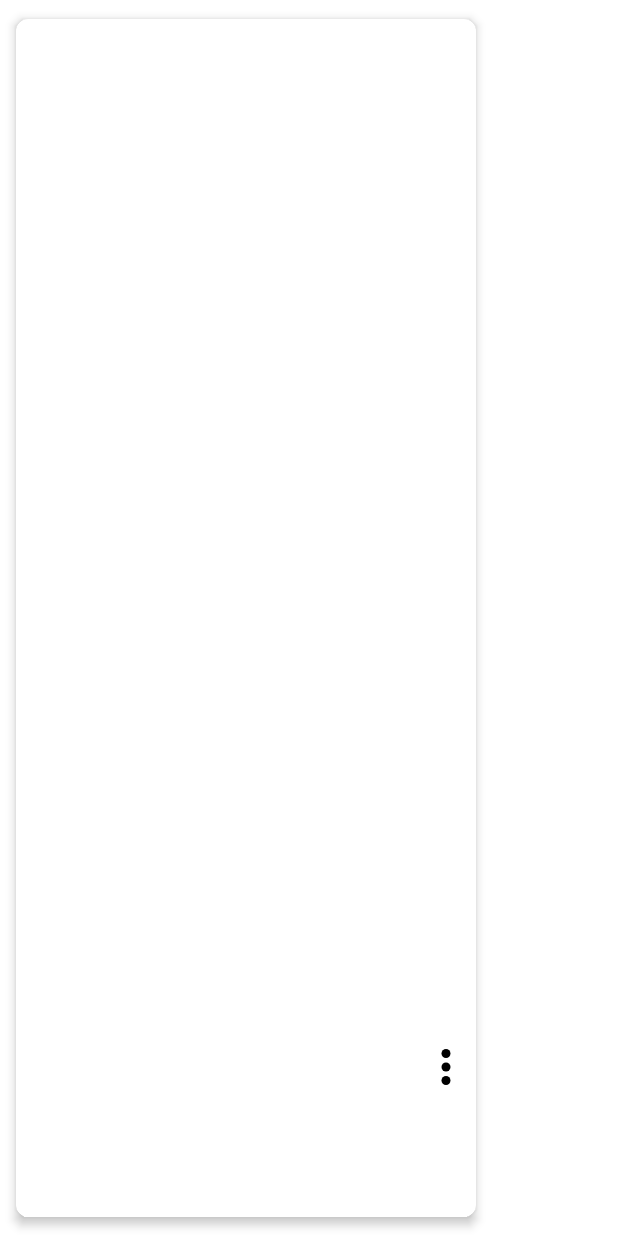
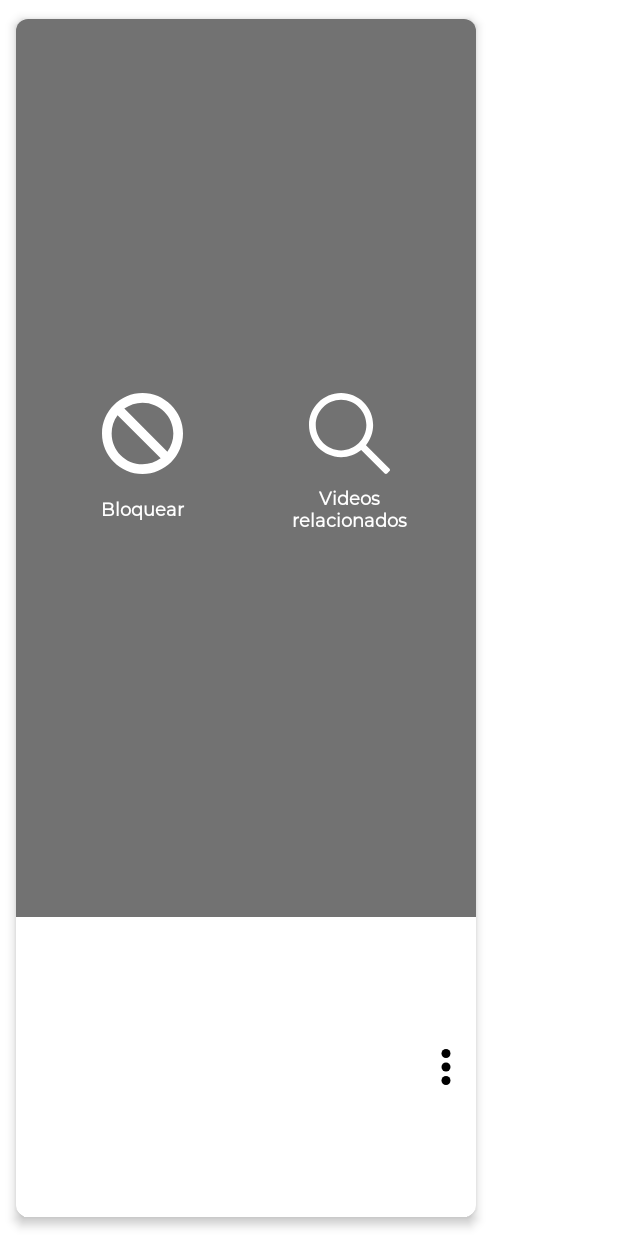
Before and after one commit to jassielcastro/Kidsbe, an Android app: the layout item_video.xml on its own in the app's theme, with its tools: preview values and no code run, on a phone screen of 412 x 824 dp. Run offline under Robolectric (Android 15) with nearby library versions, the phone set to English and light mode, and no system bars.

Commit message:
Video options added

```diff
--- /dev/null
+++ b/app/src/main/java/com/ajcm/kidstube/common/VideoAction.kt
@@ -0,0 +1,9 @@
+package com.ajcm.kidstube.common
+
+import com.ajcm.domain.Video
+
+sealed class VideoAction(video: Video) {
+    data class Play(val video: Video) : VideoAction(video)
+    data class Block(val video: Video) : VideoAction(video)
+    data class RelatedTo(val video: Video) : VideoAction(video)
+}
--- a/app/src/main/java/com/ajcm/kidstube/ui/adapters/VideoAdapter.kt
+++ b/app/src/main/java/com/ajcm/kidstube/ui/adapters/VideoAdapter.kt
@@ -1,15 +1,16 @@
 package com.ajcm.kidstube.ui.adapters
 
 import android.view.ViewGroup
+import androidx.core.view.isVisible
 import androidx.recyclerview.widget.RecyclerView
 import com.ajcm.domain.Video
 import com.ajcm.kidstube.R
-import com.payclip.design.extensions.basicDiffUtil
-import com.payclip.design.extensions.inflate
-import com.payclip.design.extensions.loadUrl
+import com.ajcm.kidstube.common.VideoAction
+import com.payclip.design.extensions.*
 import kotlinx.android.synthetic.main.item_video.view.*
+import kotlinx.android.synthetic.main.item_video_options.view.*
 
-class VideoAdapter(private val listener: (Video) -> Unit) : RecyclerView.Adapter<ViewHolder>() {
+class VideoAdapter(private val listener: (VideoAction) -> Unit) : RecyclerView.Adapter<ViewHolder>() {
 
     var videos: List<Video> by basicDiffUtil(
         emptyList(),
@@ -26,13 +27,28 @@ class VideoAdapter(private val listener: (Video) -> Unit) : RecyclerView.Adapter
     override fun onBindViewHolder(holder: ViewHolder, position: Int) {
         val video = videos[position]
         bind(video, holder)
-        holder.itemView.setOnClickListener { listener(video) }
+        holder.itemView.setOnClickListener { listener(VideoAction.Play(video)) }
     }
 
     private fun bind(video: Video, holder: ViewHolder) {
         holder.itemView.imgVideo.loadUrl(video.thumbnail)
         holder.itemView.txtTitle.text = video.title
-        holder.itemView.imgOption.setOnClickListener {  }
+        holder.itemView.imgOption.setOnClickListener {
+            if (holder.itemView.videoOptions.isVisible) {
+                holder.itemView.videoOptions.hide()
+            } else {
+                holder.itemView.videoOptions.show()
+            }
+        }
+
+        holder.itemView.videoOptions.hide()
+
+        holder.itemView.videoOptions.btnVideoBlock.setOnClickListener {
+            listener(VideoAction.Block(video))
+        }
+        holder.itemView.videoOptions.btnVideoRelated.setOnClickListener {
+            listener(VideoAction.RelatedTo(video))
+        }
     }
 
 }
--- a/app/src/main/java/com/ajcm/kidstube/ui/dashboard/DashboardArch.kt
+++ b/app/src/main/java/com/ajcm/kidstube/ui/dashboard/DashboardArch.kt
@@ -6,6 +6,7 @@ import com.ajcm.domain.Video
 import com.ajcm.kidstube.R
 import com.ajcm.kidstube.arch.ActionState
 import com.ajcm.kidstube.arch.UiState
+import com.ajcm.kidstube.common.VideoAction
 
 enum class DashNav(@IdRes val id: Int) {
     PROFILE(R.id.action_dashboardFragment_to_profileFragment),
@@ -30,6 +31,6 @@ sealed class ActionDashboard : ActionState {
     object Refresh : ActionDashboard()
     data class ParseException(val exception: Exception?) : ActionDashboard()
     data class LoadError(val msg: String) : ActionDashboard()
-    data class VideoSelected(val video: Video) : ActionDashboard()
+    data class VideoSelected(val videoAction: VideoAction) : ActionDashboard()
     data class ChangeRoot(val root: DashNav) : ActionDashboard()
 }
--- a/app/src/main/java/com/ajcm/kidstube/ui/dashboard/DashboardFragment.kt
+++ b/app/src/main/java/com/ajcm/kidstube/ui/dashboard/DashboardFragment.kt
@@ -135,12 +135,14 @@ class DashboardFragment : KidsFragment<UiDashboard, DashboardViewModel>(R.layout
     }
 
     private fun hideActionViews() {
+        results.hide()
         imgProfile.hide()
         imgSettings.hide()
         contentSearch.hide()
     }
 
     private fun showActionViews() {
+        results.show()
         imgProfile.show()
         imgSettings.show()
         contentSearch.show()
--- a/app/src/main/java/com/ajcm/kidstube/ui/dashboard/DashboardViewModel.kt
+++ b/app/src/main/java/com/ajcm/kidstube/ui/dashboard/DashboardViewModel.kt
@@ -8,6 +8,7 @@ import com.ajcm.domain.Video
 import com.ajcm.kidstube.R
 import com.ajcm.kidstube.arch.ActionState
 import com.ajcm.kidstube.arch.ScopedViewModel
+import com.ajcm.kidstube.common.VideoAction
 import com.ajcm.kidstube.ui.main.SongTrackListener
 import com.ajcm.usecases.GetYoutubeVideos
 import com.google.api.client.googleapis.json.GoogleJsonResponseException
@@ -46,10 +47,12 @@ class DashboardViewModel(
                 }
             }
             ActionDashboard.Refresh -> {
-                if (videos.isEmpty()) {
-                    refresh()
-                } else {
-                    consume(UiDashboard.Content(videos.shuffled()))
+                launch {
+                    if (videos.isEmpty()) {
+                        refresh(localDB.getObject().lastVideoWatched)
+                    } else {
+                        consume(UiDashboard.Content(videos.shuffled()))
+                    }
                 }
             }
             is ActionDashboard.ParseException -> {
@@ -61,7 +64,18 @@ class DashboardViewModel(
             }
             is ActionDashboard.VideoSelected -> {
                 launch {
-                    consume(UiDashboard.NavigateTo(DashNav.VIDEO, actionState.video, localDB.getObject().userId))
+                    when (val act = actionState.videoAction) {
+                        is VideoAction.Play -> {
+                            consume(UiDashboard.NavigateTo(DashNav.VIDEO, act.video, localDB.getObject().userId))
+                        }
+                        is VideoAction.Block -> {
+                            videos = videos.filter { it.videoId != act.video.videoId }
+                            consume(UiDashboard.Content(videos))
+                        }
+                        is VideoAction.RelatedTo -> {
+                            refresh(act.video.videoId)
+                        }
+                    }
                 }
             }
             is ActionDashboard.ChangeRoot -> {
@@ -80,9 +94,9 @@ class DashboardViewModel(
         }
     }
 
-    private fun refresh() = launch {
+    private fun refresh(videoId: String) = launch {
         consume(UiDashboard.Loading)
-        val result = getYoutubeVideos.invoke(localDB.getObject().lastVideoWatched)
+        val result = getYoutubeVideos.invoke(videoId)
         if (result.videos.isNotEmpty()) {
             videos = result.videos
             consume(UiDashboard.Content(result.videos))
--- a/app/src/main/res/layout/item_video.xml
+++ b/app/src/main/res/layout/item_video.xml
@@ -13,13 +13,24 @@
         android:layout_height="match_parent"
         android:orientation="vertical">
 
-        <ImageView
-            android:id="@+id/imgVideo"
+        <FrameLayout
             android:layout_width="match_parent"
             android:layout_height="0dp"
-            android:layout_weight="0.75"
-            android:scaleType="centerCrop"
-            tools:ignore="ContentDescription" />
+            android:layout_weight="0.75">
+
+            <ImageView
+                android:id="@+id/imgVideo"
+                android:layout_width="match_parent"
+                android:layout_height="match_parent"
+                android:scaleType="centerCrop"
+                tools:ignore="ContentDescription" />
+
+            <include android:id="@+id/videoOptions"
+                layout="@layout/item_video_options"
+                android:layout_width="match_parent"
+                android:layout_height="match_parent"/>
+
+        </FrameLayout>
 
         <RelativeLayout
             android:layout_width="match_parent"
@@ -36,15 +47,21 @@
                 android:gravity="center_vertical"
                 android:theme="@style/TitleText" />
 
-            <ImageView
+            <FrameLayout
                 android:id="@+id/imgOption"
                 android:layout_width="24dp"
                 android:layout_height="wrap_content"
                 android:layout_alignParentEnd="true"
                 android:layout_margin="8dp"
-                android:layout_centerVertical="true"
-                android:src="@drawable/ic_menu"
-                tools:ignore="ContentDescription" />
+                android:foreground="?android:selectableItemBackgroundBorderless">
+
+                <ImageView
+                    android:layout_width="24dp"
+                    android:layout_height="match_parent"
+                    android:src="@drawable/ic_menu"
+                    tools:ignore="ContentDescription" />
+
+            </FrameLayout>
 
         </RelativeLayout>
 
--- /dev/null
+++ b/app/src/main/res/layout/item_video_options.xml
@@ -0,0 +1,116 @@
+<?xml version="1.0" encoding="utf-8"?>
+<androidx.constraintlayout.widget.ConstraintLayout xmlns:android="http://schemas.android.com/apk/res/android"
+    xmlns:app="http://schemas.android.com/apk/res-auto"
+    xmlns:tools="http://schemas.android.com/tools"
+    android:layout_width="match_parent"
+    android:layout_height="match_parent"
+    android:clickable="true"
+    android:focusable="true"
+    android:background="@color/gray_semi_transparent">
+
+    <androidx.constraintlayout.widget.Guideline
+        android:id="@+id/startGuideline"
+        android:layout_width="wrap_content"
+        android:layout_height="wrap_content"
+        android:orientation="vertical"
+        app:layout_constraintGuide_percent="0.05" />
+
+    <androidx.constraintlayout.widget.Guideline
+        android:id="@+id/centerGuideline"
+        android:layout_width="wrap_content"
+        android:layout_height="wrap_content"
+        android:orientation="vertical"
+        app:layout_constraintGuide_percent="0.5" />
+
+    <androidx.constraintlayout.widget.Guideline
+        android:id="@+id/endGuideline"
+        android:layout_width="wrap_content"
+        android:layout_height="wrap_content"
+        android:orientation="vertical"
+        app:layout_constraintGuide_percent="0.95" />
+
+    <FrameLayout
+        android:id="@+id/btnVideoBlock"
+        android:layout_width="0dp"
+        android:layout_height="wrap_content"
+        android:layout_margin="16dp"
+        android:foreground="?android:selectableItemBackgroundBorderless"
+        android:clickable="true"
+        android:focusable="true"
+        android:padding="4dp"
+        app:layout_constraintBottom_toBottomOf="parent"
+        app:layout_constraintEnd_toEndOf="@id/centerGuideline"
+        app:layout_constraintStart_toStartOf="@id/startGuideline"
+        app:layout_constraintTop_toTopOf="parent">
+
+        <LinearLayout
+            android:layout_width="match_parent"
+            android:layout_height="wrap_content"
+            android:orientation="vertical">
+
+            <ImageView
+                android:layout_width="match_parent"
+                android:layout_height="54dp"
+                android:layout_gravity="center_horizontal"
+                android:src="@drawable/ic_block"
+                android:tint="@color/white"
+                tools:ignore="ContentDescription" />
+
+            <TextView
+                android:layout_width="match_parent"
+                android:layout_height="wrap_content"
+                style="@style/NormalText"
+                android:layout_margin="8dp"
+                android:lines="2"
+                android:maxLines="2"
+                android:ellipsize="end"
+                android:gravity="center"
+                android:text="@string/txt_block"/>
+
+        </LinearLayout>
+
+    </FrameLayout>
+
+    <FrameLayout
+        android:id="@+id/btnVideoRelated"
+        android:layout_width="0dp"
+        android:layout_height="wrap_content"
+        android:layout_gravity="center_horizontal"
+        android:layout_margin="16dp"
+        android:foreground="?android:selectableItemBackgroundBorderless"
+        android:clickable="true"
+        android:focusable="true"
+        android:padding="4dp"
+        app:layout_constraintBottom_toBottomOf="parent"
+        app:layout_constraintEnd_toEndOf="@id/endGuideline"
+        app:layout_constraintStart_toStartOf="@id/centerGuideline"
+        app:layout_constraintTop_toTopOf="parent">
+
+        <LinearLayout
+            android:layout_width="match_parent"
+            android:layout_height="wrap_content"
+            android:orientation="vertical">
+
+            <ImageView
+                android:layout_width="match_parent"
+                android:layout_height="54dp"
+                android:src="@drawable/ic_search"
+                android:tint="@color/white"
+                tools:ignore="ContentDescription" />
+
+            <TextView
+                android:layout_width="match_parent"
+                android:layout_height="wrap_content"
+                style="@style/NormalText"
+                android:layout_margin="8dp"
+                android:gravity="center"
+                android:lines="2"
+                android:maxLines="2"
+                android:ellipsize="end"
+                android:text="@string/search_related_videos"/>
+
+        </LinearLayout>
+
+    </FrameLayout>
+
+</androidx.constraintlayout.widget.ConstraintLayout>
--- a/app/src/main/res/values/colors.xml
+++ b/app/src/main/res/values/colors.xml
@@ -19,4 +19,5 @@
 
     <color name="gray_alpha">#755E5E5E</color>
     <color name="gray_light">#A5A5A5</color>
+    <color name="gray_semi_transparent">#8D000000</color>
 </resources>
--- a/app/src/main/res/values/strings.xml
+++ b/app/src/main/res/values/strings.xml
@@ -11,4 +11,6 @@
     <string name="sound_effects">Efectos de sonido</string>
     <string name="black_list">Black list</string>
     <string name="allow_mobile_data">Utilizar Datos móbiles</string>
+    <string name="txt_block">Bloquear</string>
+    <string name="search_related_videos">Videos relacionados</string>
 </resources>
```
